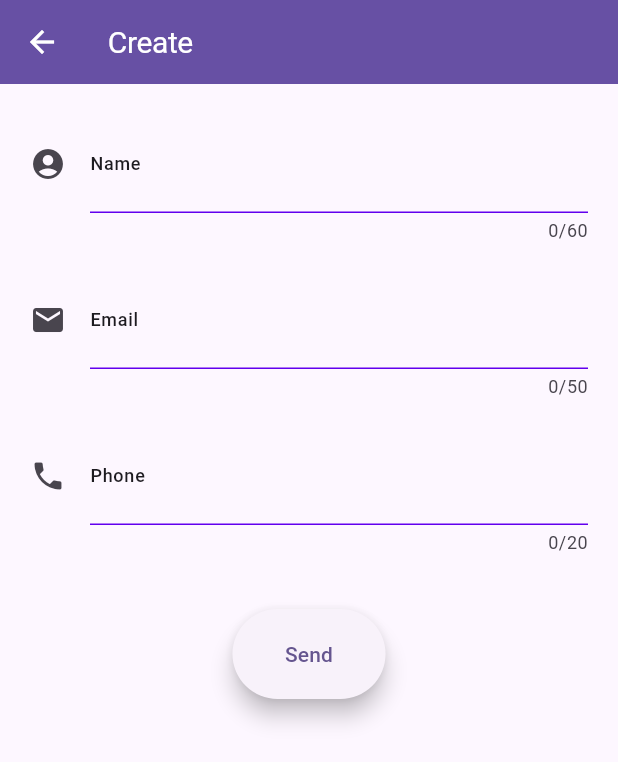
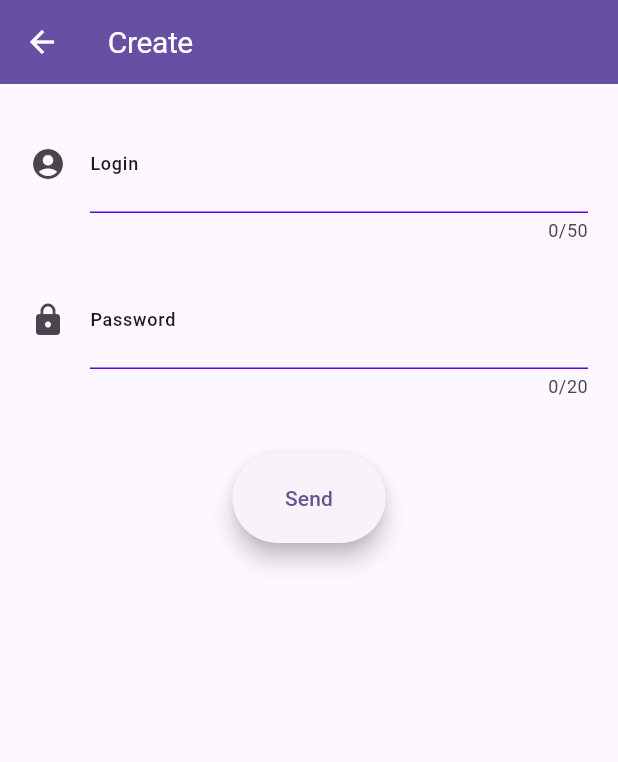
Before and after one commit to LeonardoVS-dev/crud-repo, a Flutter app: the createPage screen opened by its route, on a phone screen of 412 x 824 dp. Shown: the top 762 px of the screen. Run offline on Flutter 3.47's test engine with Material 2 defaults, Android fonts, the phone set to English and light mode, and no system bars.

Commit message:
Small changes to the code
I made small, but significant changes to the way the app request and send info to the database

```diff
--- a/crud/lib/apiFuncs/api.dart
+++ b/crud/lib/apiFuncs/api.dart
@@ -2,10 +2,11 @@ import 'dart:async';
 import 'package:http/http.dart' as http;
 
 
+//const baseUrl = "192.168.80.24";
 const baseUrl = "192.168.15.6";
 //const baseUrl = "http://localhost";
 
-class getAPI {
+class readAPI {
   static Future getUsers() {
     var url = Uri(
       scheme: 'http',
@@ -18,12 +19,12 @@ class getAPI {
   }
 }
 
-class postAPI {
-  static Future postUsers(String name, String email, String phone) {
+class addAPI {
+  static Future addUsers(String login, String password) {
     var url = Uri(
       scheme: 'http',
       host: baseUrl,
-      path: '/adddata.php',
+      path: '/adddata.php?login=$login&password=$password',
     );
     return http.post(url as Uri);
   }
--- a/crud/lib/apiFuncs/users.dart
+++ b/crud/lib/apiFuncs/users.dart
@@ -28,7 +28,7 @@ class userEXPanel {
   bool isExpanded;
 }
 
-class addUser {
+/*class addUser {
   String name;
   String email;
   String phone;
@@ -43,4 +43,4 @@ class addUser {
   Map toJson() {
     return {'name': name, 'email': email, 'phone': phone};
   }
-}
+}*/
--- a/crud/lib/crudPages/createPage.dart
+++ b/crud/lib/crudPages/createPage.dart
@@ -1,4 +1,5 @@
 import 'package:crud/apiFuncs/api.dart';
+//import 'package:crud/apiFuncs/users.dart';
 import 'package:flutter/material.dart';
 
 class createPage extends StatefulWidget {
@@ -9,13 +10,12 @@ class createPage extends StatefulWidget {
 }
 
 class _createPageState extends State<createPage> {
-  final _nameController = TextEditingController();
-  final _emailController = TextEditingController();
-  final _phoneController = TextEditingController();
-  late String name;
-  late String email;
-  late String phone;
+  //final _nameController = TextEditingController();
+  final _loginController = TextEditingController();
+  final _passwordController = TextEditingController();
   double altura = 18;
+  late String login;
+  late String password;
 
   @override
   Widget build(BuildContext context) {
@@ -40,7 +40,7 @@ class _createPageState extends State<createPage> {
             child: Form(
               child: Column(
                 children: [
-                  TextFormField(
+                  /*TextFormField(
                     controller: _nameController,
                     maxLength: 60,
                     style: const TextStyle(
@@ -58,24 +58,24 @@ class _createPageState extends State<createPage> {
                         _nameController.clear();
                       },),
                     ),
-                  ),
-                  SizedBox(height: altura,),
+                  ),*/
+                  //SizedBox(height: altura,),
                   TextFormField(
-                    controller: _emailController,
+                    controller: _loginController,
                     maxLength: 50,
                     style: const TextStyle(
                       fontSize: 14
                     ),
                     decoration:  InputDecoration(
                       contentPadding: const EdgeInsets.only(bottom: 5,),
-                      icon: const Icon(Icons.mail),
-                      labelText: 'Email',
+                      icon: const Icon(Icons.account_circle),
+                      labelText: 'Login',
                       labelStyle: Theme.of(context).textTheme.labelMedium,
                       enabledBorder: const UnderlineInputBorder(
                         borderSide: BorderSide(color: Color(0xFF6200EE)),
                       ),
                       suffix: IconButton(icon: const Icon(Icons.clear), onPressed: () {
-                        _emailController.clear();
+                        _loginController.clear();
                       },
                       //iconSize: 10,
                       //splashRadius: 2,
@@ -85,21 +85,22 @@ class _createPageState extends State<createPage> {
                   ),
                   SizedBox(height: altura,),
                   TextFormField(
-                    controller: _phoneController,
+                    obscureText: true,
+                    controller: _passwordController,
                     maxLength: 20,
                     style: const TextStyle(
                       fontSize: 14
                     ),
                     decoration:  InputDecoration(
                       contentPadding: const EdgeInsets.only(bottom: 5,),
-                      icon: const Icon(Icons.phone),
-                      labelText: 'Phone',
+                      icon: const Icon(Icons.lock),
+                      labelText: 'Password',
                       labelStyle: Theme.of(context).textTheme.labelMedium,
                       enabledBorder: const UnderlineInputBorder(
                         borderSide: BorderSide(color: Color(0xFF6200EE)),
                       ),
                       suffix: IconButton(icon: const Icon(Icons.clear), onPressed: () {
-                        _phoneController.clear();
+                        _passwordController.clear();
                       },),
                     ),
                   ),
@@ -107,13 +108,12 @@ class _createPageState extends State<createPage> {
                   SizedBox(height: altura,),
                   ElevatedButton(
                     onPressed: () {
-                      name = _nameController.toString();
-                      email = _emailController.toString();
-                      phone = _phoneController.toString();
+                      print('apostado');
+                      login = _loginController.toString();
+                      password = _passwordController.toString();
 
-                      _postUser() {
-                        postAPI.postUsers(name, email, phone);
-                      }
+                      addAPI.addUsers(login, password);
+                      print('postado');
                     },
                     style: const ButtonStyle(
                       elevation: MaterialStatePropertyAll(6),
--- a/crud/lib/crudPages/readPage.dart
+++ b/crud/lib/crudPages/readPage.dart
@@ -16,7 +16,7 @@ class _readPageState extends State<readPage> {
 
   _getUsers() {
 
-    getAPI.getUsers().then((response) =>
+    readAPI.getUsers().then((response) =>
       setState(() {
           Iterable list = json.decode(response.body);
           users = list.map((model) => GetUser.fromJson(model)).toList();
```
